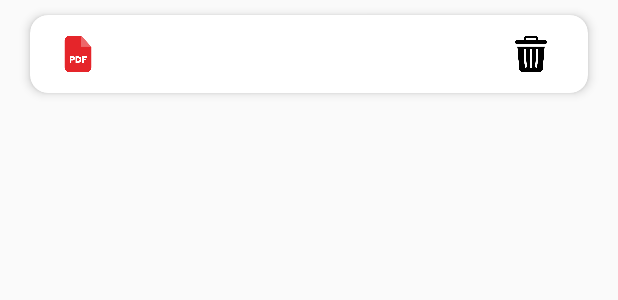
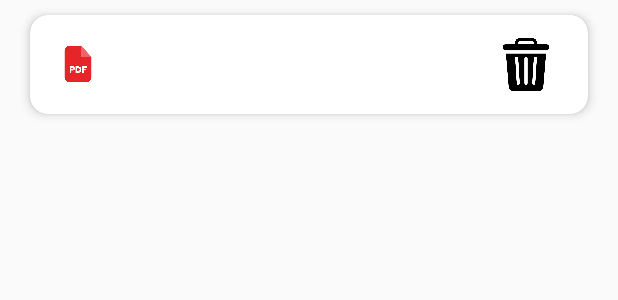
Before and after one commit to sanjith1309/NoteStack_AndroidApp, an Android app: the layout downpdflist.xml on its own in the app's theme, with its tools: preview values and no code run, on a phone screen of 412 x 824 dp. Shown: the top 300 px of the screen. Run offline under Robolectric (Android 15) with nearby library versions, the phone set to English and light mode, and no system bars; Roboto replaces fonts that are not available here.

Commit message:
by sanjith

```diff
--- a/app/src/main/res/layout/downpdflist.xml
+++ b/app/src/main/res/layout/downpdflist.xml
@@ -46,16 +46,17 @@
 
         <ImageView
             android:id="@+id/delete_button"
-            android:layout_width="32dp"
-            android:layout_height="32dp"
-            android:src="@drawable/delete"
-            android:padding="4dp"
-            android:layout_centerVertical="true"
+            android:layout_width="52dp"
+            android:layout_height="43dp"
             android:layout_alignParentEnd="true"
-            android:layout_marginEnd="12dp"
+            android:layout_marginTop="1dp"
+            android:layout_marginEnd="5dp"
+            android:layout_marginBottom="1dp"
             android:clickable="true"
             android:focusable="true"
-            android:onClick="onDeleteButtonClick" />
+            android:onClick="onDeleteButtonClick"
+            android:padding="4dp"
+            android:src="@drawable/delete" />
     </RelativeLayout>
 
 </androidx.cardview.widget.CardView>
```
